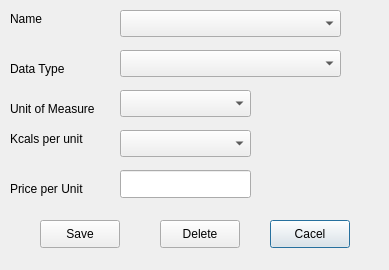
First picture: the form in open-ihm/gui/designs/ui_managefoodtypes.ui, repository snim2mirror/openihm, before the edit.
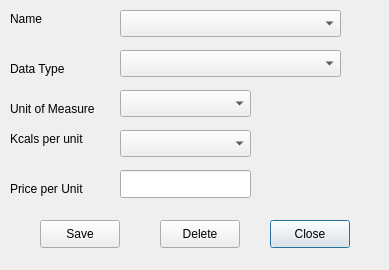
Second picture: the form after the edit.

Commit message: Adding Data management interfaces

What changed in the file:
```diff
--- a/open-ihm/gui/designs/ui_managefoodtypes.ui
+++ b/open-ihm/gui/designs/ui_managefoodtypes.ui
@@ -28,7 +28,7 @@
     </rect>
    </property>
    <property name="text" >
-    <string>Cacel</string>
+    <string>Close</string>
    </property>
   </widget>
   <widget class="QPushButton" name="pushButton_3" >
```
Left out of the diff: 6 changed lines with no effect on the pictures. The commit also changes 4 other files.
